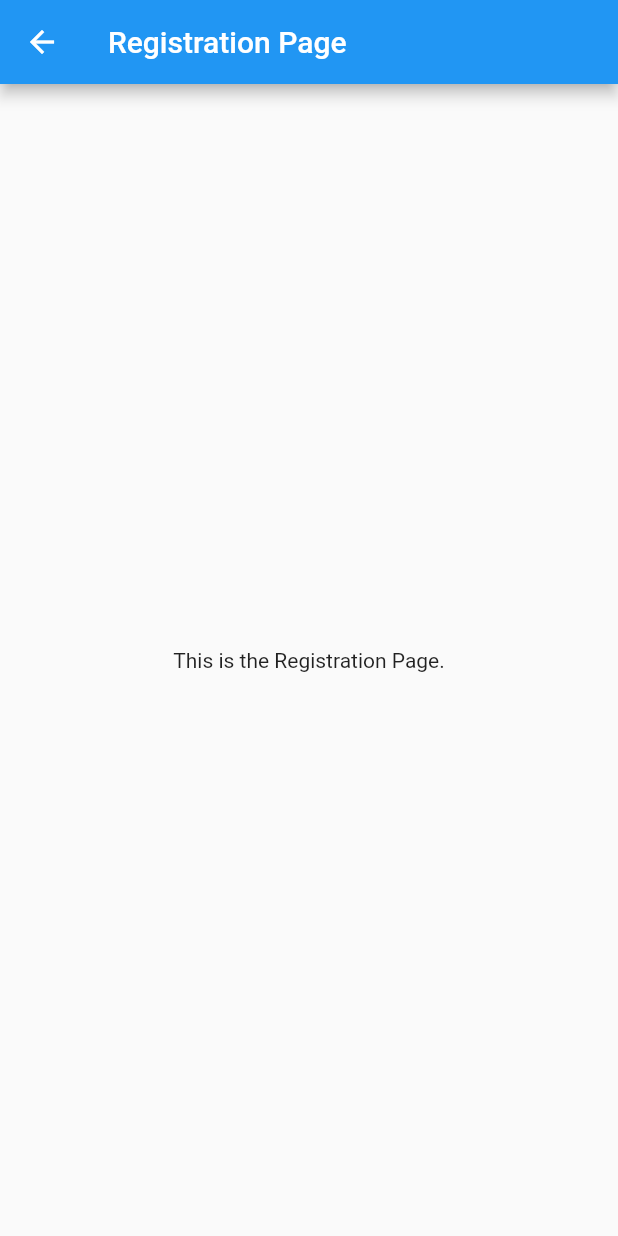
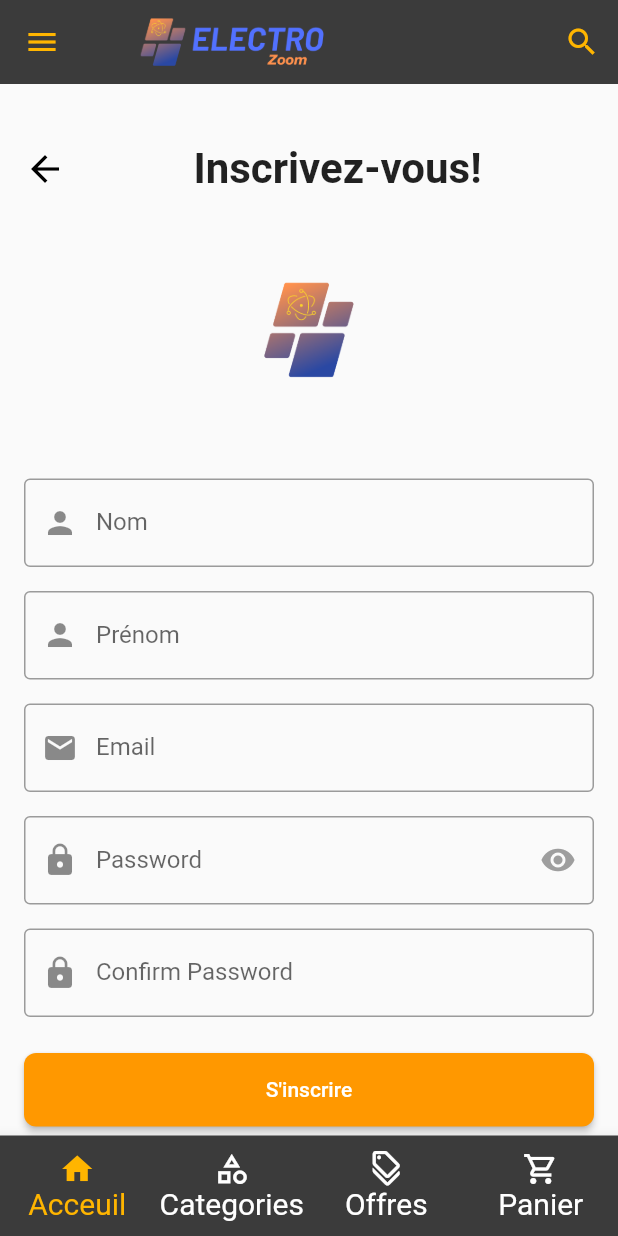
Before and after one commit to NihalBenarbiya/Flutter_Ecommerce, a Flutter app: the LoginForm widget shown alone on an empty page, opened directly, after a tap on "Login", after a tap on "Pas de compte ? Créer un !", on a phone screen of 412 x 824 dp. Run offline on Flutter 3.47's test engine with Material 2 defaults, Android fonts, the phone set to English and light mode, and no system bars; our stand-ins replace carousel_slider, dots_indicator.

Commit message:
partie login

```diff
--- /dev/null
+++ b/lib/RegistrationPage.dart
@@ -0,0 +1,352 @@
+import 'package:ecommerce_app/main.dart';
+import 'package:flutter/material.dart';
+
+import 'common_widgets.dart';
+
+class RegistrationPage extends StatefulWidget {
+  @override
+  _RegistrationPageState createState() => _RegistrationPageState();
+}
+
+class _RegistrationPageState extends State<RegistrationPage> {
+  final _formKey = GlobalKey<FormState>();
+  bool _isPasswordVisible = false;
+  late String email;
+  late String password;
+  late String firstName;
+  late String lastName;
+  late String confirmPassword;
+
+  void _togglePasswordVisibility() {
+    setState(() {
+      _isPasswordVisible = !_isPasswordVisible;
+    });
+  }
+
+  void _submitForm(BuildContext context) {
+    if (_formKey.currentState!.validate()) {
+      _formKey.currentState!.save();
+      // Implement your form submission logic here
+
+      // For example, you might want to navigate to the next page:
+      Navigator.push(
+        context,
+        MaterialPageRoute(builder: (context) => HomePage()), // Replace with your desired next page
+      );
+    }
+  }
+
+  @override
+  Widget build(BuildContext context) {
+    return Scaffold(
+      appBar: CommonAppBar(),
+      drawer: _buildDrawer(context),
+      body: SingleChildScrollView(
+        padding: const EdgeInsets.all(16.0),
+        child: Column(
+          crossAxisAlignment: CrossAxisAlignment.stretch,
+          children: [
+            SizedBox(height: 24),
+            Row(
+              children: [
+                GestureDetector(
+                  onTap: () {
+                    Navigator.pop(context);
+                  },
+                  child: Icon(
+                    Icons.arrow_back,
+                    color: Colors.black,
+                    size: 28,
+                  ),
+                ),
+                SizedBox(width: 10),
+                Expanded(
+                  child: Center(
+                    child: Text(
+                      'Inscrivez-vous!',
+                      style: TextStyle(
+                        fontSize: 28,
+                        fontWeight: FontWeight.bold,
+                      ),
+                    ),
+                  ),
+                ),
+              ],
+            ),
+            SizedBox(height: 16),
+            Center(
+              child: Image.asset(
+                'assets/images/logo.png',
+                height: 150,
+              ),
+            ),
+            SizedBox(height: 24),
+            Form(
+              key: _formKey,
+              child: Column(
+                children: [
+                  TextFormField(
+                    keyboardType: TextInputType.text,
+                    decoration: InputDecoration(
+                      labelText: 'Nom',
+                      prefixIcon: Icon(Icons.person),
+                      border: OutlineInputBorder(),
+                    ),
+                    validator: (value) {
+                      if (value == null || value.isEmpty) {
+                        return 'Please enter your last name';
+                      }
+                      return null;
+                    },
+                    onSaved: (value) {
+                      lastName = value!;
+                    },
+                  ),
+                  SizedBox(height: 16),
+                  TextFormField(
+                    keyboardType: TextInputType.text,
+                    decoration: InputDecoration(
+                      labelText: 'Prénom',
+                      prefixIcon: Icon(Icons.person),
+                      border: OutlineInputBorder(),
+                    ),
+                    validator: (value) {
+                      if (value == null || value.isEmpty) {
+                        return 'Please enter your first name';
+                      }
+                      return null;
+                    },
+                    onSaved: (value) {
+                      firstName = value!;
+                    },
+                  ),
+                  SizedBox(height: 16),
+                  TextFormField(
+                    keyboardType: TextInputType.emailAddress,
+                    decoration: InputDecoration(
+                      labelText: 'Email',
+                      prefixIcon: Icon(Icons.email),
+                      border: OutlineInputBorder(),
+                    ),
+                    validator: (value) {
+                      if (value == null || value.isEmpty) {
+                        return 'Please enter your email';
+                      }
+                      return null;
+                    },
+                    onSaved: (value) {
+                      email = value!;
+                    },
+                  ),
+                  SizedBox(height: 16),
+                  TextFormField(
+                    obscureText: !_isPasswordVisible,
+                    decoration: InputDecoration(
+                      labelText: 'Password',
+                      prefixIcon: Icon(Icons.lock),
+                      suffixIcon: IconButton(
+                        icon: Icon(
+                          _isPasswordVisible
+                              ? Icons.visibility_off
+                              : Icons.visibility,
+                          color: Colors.grey,
+                        ),
+                        onPressed: _togglePasswordVisibility,
+                      ),
+                      border: OutlineInputBorder(),
+                    ),
+                    validator: (value) {
+                      if (value == null || value.isEmpty) {
+                        return 'Please enter your password';
+                      }
+                      return null;
+                    },
+                    onSaved: (value) {
+                      password = value!;
+                    },
+                  ),
+                  SizedBox(height: 16),
+                  TextFormField(
+                    obscureText: true,
+                    decoration: InputDecoration(
+                      labelText: 'Confirm Password',
+                      prefixIcon: Icon(Icons.lock),
+                      border: OutlineInputBorder(),
+                    ),
+                    validator: (value) {
+                      if (value == null || value.isEmpty) {
+                        return 'Please confirm your password';
+                      }
+                      if (value != password) {
+                        return 'Passwords do not match';
+                      }
+                      return null;
+                    },
+                    onSaved: (value) {
+                      confirmPassword = value!;
+                    },
+                  ),
+                  SizedBox(height: 24),
+                  ElevatedButton(
+                    onPressed: () => _submitForm(context),
+                    child: Text('S\'inscrire'),
+                    style: ElevatedButton.styleFrom(
+                      primary: Colors.orange,
+                      fixedSize: Size(390, 49),
+                      padding: EdgeInsets.symmetric(vertical: 16),
+                      shape: RoundedRectangleBorder(
+                        borderRadius: BorderRadius.circular(8.0),
+                      ),
+                    ),
+                  ),
+                ],
+              ),
+            ),
+          ],
+        ),
+      ),
+      bottomNavigationBar: CommonFooter(
+        currentIndex: 0,
+        onTap: (index) {
+          // Handle bottom navigation tap if needed
+        },
+      ),
+    );
+  }
+
+  Drawer _buildDrawer(BuildContext context) {
+    return Drawer(
+      backgroundColor: const Color.fromRGBO(255, 255, 255, 1),
+      child: ListView(
+        children: <Widget>[
+          Row(
+            mainAxisAlignment: MainAxisAlignment.end,
+            children: [
+              IconButton(
+                icon: Icon(Icons.close),
+                onPressed: () {
+                  Navigator.pop(context);
+                },
+              ),
+            ],
+          ),
+          const ListTile(
+            title: Text(
+              'MON COMPTE',
+              style: TextStyle(
+                fontWeight: FontWeight.bold,
+              ),
+            ),
+          ),
+          ListTile(
+            leading: const Icon(Icons.person_2_outlined,
+                color: Color.fromRGBO(255, 181, 0, 1)),
+            title: Text('Connexion'),
+            onTap: () {
+              Navigator.pop(context);
+              //_openLoginPage(context);
+            },
+          ),
+          const ListTile(
+            title: Text(
+              'NOS SERVICES',
+              style: TextStyle(
+                fontWeight: FontWeight.bold,
+              ),
+            ),
+          ),
+          ListTile(
+            leading: Icon(Icons.chat, color: Color.fromRGBO(255, 181, 0, 1)),
+            title: Text('Besoin d\'aide ?'),
+            onTap: () {
+              // Action for Service 1
+            },
+          ),
+          ListTile(
+            leading: Icon(Icons.account_balance_wallet_outlined,
+                color: Color.fromRGBO(255, 181, 0, 1)),
+            title: Text('Conditions generale de vente'),
+            onTap: () {
+              // Action for Service 2
+            },
+          ),
+          ListTile(
+            leading: Icon(Icons.house_outlined,
+                color: Color.fromRGBO(255, 181, 0, 1)),
+            title: Text('Nos Magasins'),
+            onTap: () {
+              // Action for Service 2
+            },
+          ),
+          ListTile(
+            leading: Icon(Icons.discount_outlined,
+                color: Color.fromRGBO(255, 181, 0, 1)),
+            title: Text('Nos Marques'),
+            onTap: () {
+              // Action for Service 2
+            },
+          ),
+          ListTile(
+            title: Text(
+              'PLUS D\'INFO',
+              style: TextStyle(
+                fontWeight: FontWeight.bold,
+              ),
+            ),
+          ),
+          ListTile(
+            leading: Icon(Icons.share, color: Color.fromRGBO(255, 181, 0, 1)),
+            title: Text('Partager l\'application'),
+            onTap: () {
+              // Action for Info 1
+            },
+          ),
+          ListTile(
+            leading:
+            Icon(Icons.info_outline, color: Color.fromRGBO(255, 181, 0, 1)),
+            title: Text('Qui Sommes-Nous ?'),
+            onTap: () {
+              // Action for Info 2
+            },
+          ),
+          ListTile(
+            title: Text(
+              'SUIVEZ-NOUS',
+              style: TextStyle(
+                fontWeight: FontWeight.bold,
+              ),
+            ),
+          ),
+          ListTile(
+            title: Row(
+              mainAxisAlignment: MainAxisAlignment.center,
+              children: <Widget>[
+                GestureDetector(
+                  onTap: () {
+                    // Action for Facebook
+                  },
+                  child: Icon(Icons.facebook),
+                ),
+                SizedBox(width: 20),
+                GestureDetector(
+                  onTap: () {
+                    // Action for Instagram
+                  },
+                  child: Icon(Icons.facebook),
+                ),
+                SizedBox(width: 20),
+                GestureDetector(
+                  onTap: () {
+                    // Action for Téléphone
+                  },
+                  child: Icon(Icons.phone),
+                ),
+              ],
+            ),
+          ),
+        ],
+      ),
+    );
+  }
+
+}
--- a/lib/login_page.dart
+++ b/lib/login_page.dart
@@ -1,6 +1,10 @@
+import 'dart:convert';
+import 'package:http/http.dart' as http;
 import 'package:flutter/material.dart';
+import 'RegistrationPage.dart';
 import 'common_widgets.dart';
 import 'main.dart';
+import 'package:xml/xml.dart' as xml;
 
 class LoginPage extends StatelessWidget {
   @override
@@ -199,6 +203,37 @@ class LoginPage extends StatelessWidget {
     );
   }
 }
+Future<bool> loginToPrestaShop(String email, String password, BuildContext context) async {
+  const url = 'http://localhost/presta/api/customers?ws_key=HXK91J3162VDCQR8DAZD7Y77PT1Z76WD';
+
+
+  final response = await http.get(Uri.parse(url));
+
+  if (response.statusCode == 200) {
+    final xmlDoc = xml.XmlDocument.parse(response.body);
+
+    final customers = xmlDoc.findAllElements('customer');
+    bool loggedIn = false;
+
+    for (final customer in customers) {
+      final customerEmailElement = customer.findElements('email').first;
+      final customerEmail = customerEmailElement.text;
+      final customerPasswordElement = customer.findElements('password').first;
+      final customerPassword = customerPasswordElement.text;
+
+      if (customerEmail == email && customerPassword == password) {
+        loggedIn = true;
+        break; // Exit the loop once a match is found
+      }
+    }
+
+    return loggedIn; // Return the result
+  } else {
+    return false; // Failed login
+  }
+}
+
+
 
 class LoginForm extends StatefulWidget {
   @override
@@ -207,21 +242,47 @@ class LoginForm extends StatefulWidget {
 
 class _LoginFormState extends State<LoginForm> {
   final _formKey = GlobalKey<FormState>();
-  String _email = '';
-  String _password = '';
+  String email = '';
+  String passwd = '';
   bool _isPasswordVisible = false;
+  bool _loginError = false; // Add this variable
 
-  void _submitForm() {
+  void _submitForm(BuildContext context) async {
+    if (_formKey.currentState!.validate()) {
+      _formKey.currentState!.save();
+
+      bool loggedIn = await loginToPrestaShop(email, passwd, context);
+
+      if (loggedIn) {
+        // Successful login
+        setState(() {
+          _loginError = false;
+        });
+        // Redirect to home page or do something else
+      } else {
+        // Failed login
+        setState(() {
+          _loginError = true;
+        });
+      }
+    }
+  }
+
+
+
+
+
+  /*void _submitForm() {
     if (_formKey.currentState!.validate()) {
       // Perform the login logic here
       print('Email: $_email');
       print('Password: $_password');
     }
-  }
+  }*/
 
   void _navigateToRegistrationPage() {
     Navigator.push(
-      context,
+      context as BuildContext,
       MaterialPageRoute(builder: (context) => RegistrationPage()),
     );
   }
@@ -252,7 +313,7 @@ class _LoginFormState extends State<LoginForm> {
               return null;
             },
             onSaved: (value) {
-              _email = value!;
+              email = value!;
             },
           ),
           SizedBox(height: 16),
@@ -277,12 +338,12 @@ class _LoginFormState extends State<LoginForm> {
               return null;
             },
             onSaved: (value) {
-              _password = value!;
+              passwd = value!;
             },
           ),
           SizedBox(height: 24),
           ElevatedButton(
-            onPressed: _submitForm,
+            onPressed: () => _submitForm(context), // Pass the context here
             child: Text('Login'),
             style: ElevatedButton.styleFrom(
               primary: Colors.orange,
@@ -293,6 +354,7 @@ class _LoginFormState extends State<LoginForm> {
               ),
             ),
           ),
+
           SizedBox(height: 16),
           TextButton(
             onPressed: _navigateToRegistrationPage,
@@ -304,22 +366,23 @@ class _LoginFormState extends State<LoginForm> {
               ),
             ),
           ),
+          Column(
+            children: [
+              if (_loginError)
+                Text(
+                  'Email ou mot de passe incorrect.',
+                  style: TextStyle(
+                    color: Colors.red,
+                  ),
+                )
+              else
+                SizedBox.shrink(), // Empty widget when no error
+            ],
+          ),
+
+
         ],
       ),
     );
   }
 }
-
-class RegistrationPage extends StatelessWidget {
-  @override
-  Widget build(BuildContext context) {
-    return Scaffold(
-      appBar: AppBar(
-        title: Text("Registration Page"),
-      ),
-      body: Center(
-        child: Text("This is the Registration Page."),
-      ),
-    );
-  }
-}
--- a/pubspec.yaml
+++ b/pubspec.yaml
@@ -30,8 +30,11 @@ environment:
 dependencies:
   flutter:
     sdk: flutter
-  carousel_slider : ^4.2.1
+  http: ^0.13.3  #ajouté
+  carousel_slider: ^4.2.1
   dots_indicator: ^2.1.1
+  xml: ^5.0.1
+
 
 
 
```
Also changed, not shown: pubspec.lock.
